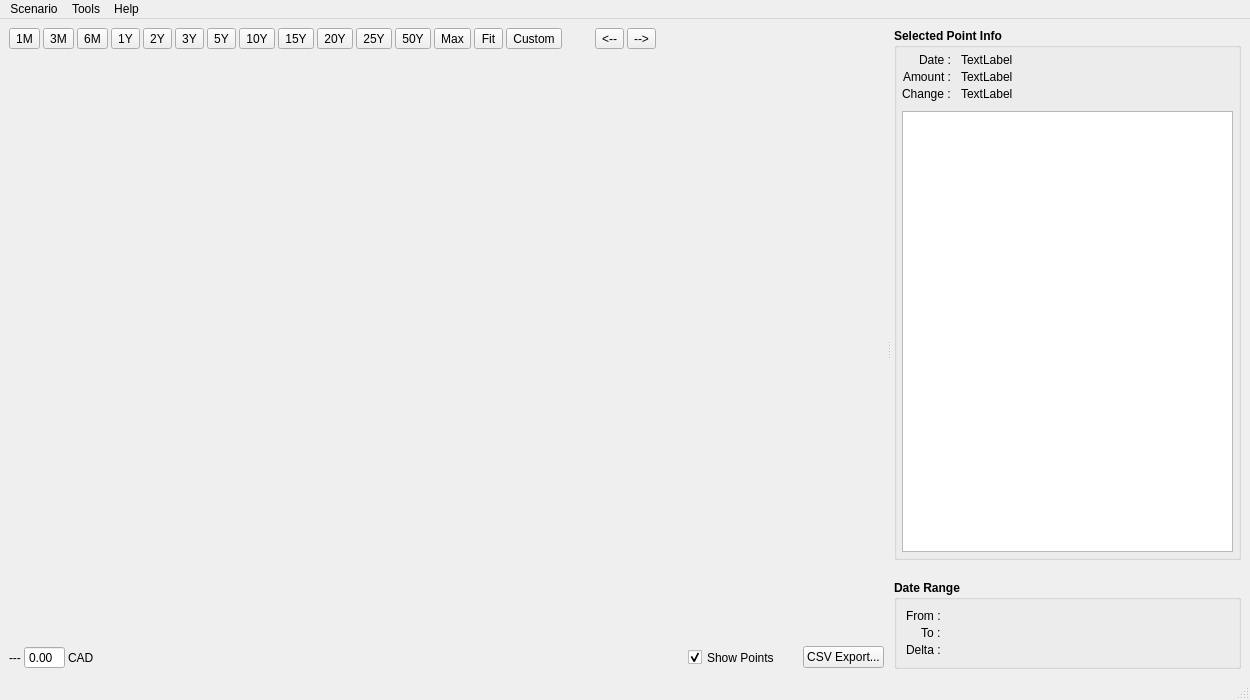
Above: src/mainwindow.ui from redmoon1945/gbp before the change. Below: the same form after it.
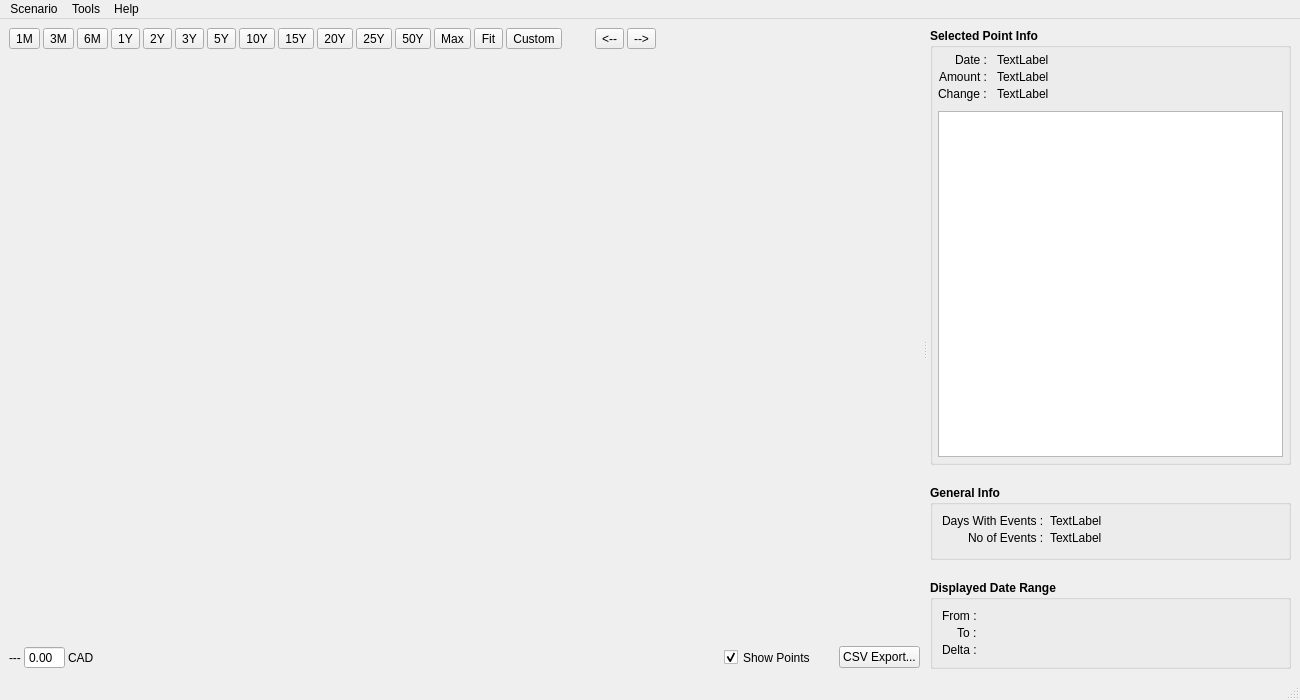
That is the form after the change.

Diff of the .ui file:
```diff
--- a/src/mainwindow.ui
+++ b/src/mainwindow.ui
@@ -6,7 +6,7 @@
    <rect>
     <x>0</x>
     <y>0</y>
-    <width>1250</width>
+    <width>1300</width>
     <height>700</height>
    </rect>
   </property>
@@ -229,8 +229,8 @@
           </property>
           <property name="minimumSize">
            <size>
-            <width>400</width>
-            <height>400</height>
+            <width>100</width>
+            <height>100</height>
            </size>
           </property>
          </widget>
@@ -354,7 +354,7 @@
        </layout>
       </widget>
       <widget class="QWidget" name="layoutWidget">
-       <layout class="QVBoxLayout" name="verticalLayout" stretch="1,0">
+       <layout class="QVBoxLayout" name="verticalLayout" stretch="1,0,0">
         <property name="spacing">
          <number>20</number>
         </property>
@@ -549,7 +549,121 @@
            </font>
           </property>
           <property name="title">
-           <string>Date Range</string>
+           <string>General Info</string>
+          </property>
+          <property name="flat">
+           <bool>false</bool>
+          </property>
+          <layout class="QVBoxLayout" name="verticalLayout_8">
+           <item>
+            <layout class="QVBoxLayout" name="verticalLayout_7">
+             <item>
+              <layout class="QFormLayout" name="giFormLayout">
+               <property name="labelAlignment">
+                <set>Qt::AlignmentFlag::AlignRight|Qt::AlignmentFlag::AlignTrailing|Qt::AlignmentFlag::AlignVCenter</set>
+               </property>
+               <property name="verticalSpacing">
+                <number>3</number>
+               </property>
+               <item row="0" column="0">
+                <widget class="QLabel" name="label">
+                 <property name="sizePolicy">
+                  <sizepolicy hsizetype="Preferred" vsizetype="Fixed">
+                   <horstretch>0</horstretch>
+                   <verstretch>0</verstretch>
+                  </sizepolicy>
+                 </property>
+                 <property name="font">
+                  <font>
+                   <bold>false</bold>
+                  </font>
+                 </property>
+                 <property name="text">
+                  <string>Days With Events :</string>
+                 </property>
+                </widget>
+               </item>
+               <item row="0" column="1">
+                <layout class="QHBoxLayout" name="horizontalLayout">
+                 <item>
+                  <widget class="QLabel" name="giNoDaysLabel">
+                   <property name="sizePolicy">
+                    <sizepolicy hsizetype="Minimum" vsizetype="Fixed">
+                     <horstretch>0</horstretch>
+                     <verstretch>0</verstretch>
+                    </sizepolicy>
+                   </property>
+                   <property name="font">
+                    <font>
+                     <bold>false</bold>
+                    </font>
+                   </property>
+                   <property name="toolTip">
+                    <string>&lt;html&gt;&lt;head/&gt;&lt;body&gt;&lt;p&gt;In the set of financial events generated, how many days have at least one financial event.&lt;/p&gt;&lt;/body&gt;&lt;/html&gt;</string>
+                   </property>
+                   <property name="text">
+                    <string>TextLabel</string>
+                   </property>
+                  </widget>
+                 </item>
+                </layout>
+               </item>
+               <item row="1" column="0">
+                <widget class="QLabel" name="label_6">
+                 <property name="font">
+                  <font>
+                   <bold>false</bold>
+                  </font>
+                 </property>
+                 <property name="text">
+                  <string>No of Events :</string>
+                 </property>
+                </widget>
+               </item>
+               <item row="1" column="1">
+                <layout class="QHBoxLayout" name="horizontalLayout_2">
+                 <item>
+                  <widget class="QLabel" name="giNoEventsLabel">
+                   <property name="sizePolicy">
+                    <sizepolicy hsizetype="Minimum" vsizetype="Fixed">
+                     <horstretch>0</horstretch>
+                     <verstretch>0</verstretch>
+                    </sizepolicy>
+                   </property>
+                   <property name="font">
+                    <font>
+                     <bold>false</bold>
+                    </font>
+                   </property>
+                   <property name="toolTip">
+                    <string>&lt;html&gt;&lt;head/&gt;&lt;body&gt;&lt;p&gt;How many financial events in total have been generated.&lt;/p&gt;&lt;/body&gt;&lt;/html&gt;</string>
+                   </property>
+                   <property name="text">
+                    <string>TextLabel</string>
+                   </property>
+                  </widget>
+                 </item>
+                </layout>
+               </item>
+               <item row="2" column="1">
+                <layout class="QHBoxLayout" name="horizontalLayout_4"/>
+               </item>
+              </layout>
+             </item>
+            </layout>
+           </item>
+          </layout>
+         </widget>
+        </item>
+        <item>
+         <widget class="QGroupBox" name="dateRangeGroupBox">
+          <property name="font">
+           <font>
+            <bold>true</bold>
+           </font>
+          </property>
+          <property name="title">
+           <string>Displayed Date Range</string>
           </property>
           <layout class="QVBoxLayout" name="verticalLayout_5">
            <item>
@@ -670,7 +784,7 @@
     <rect>
      <x>0</x>
      <y>0</y>
-     <width>1250</width>
+     <width>1300</width>
      <height>27</height>
     </rect>
    </property>
@@ -723,6 +837,11 @@
    <addaction name="menuHelp"/>
   </widget>
   <widget class="QStatusBar" name="statusbar">
+   <property name="font">
+    <font>
+     <italic>true</italic>
+    </font>
+   </property>
    <property name="sizeGripEnabled">
     <bool>true</bool>
    </property>
```
Left out of the diff: 12 changed lines with no effect on the pictures.
